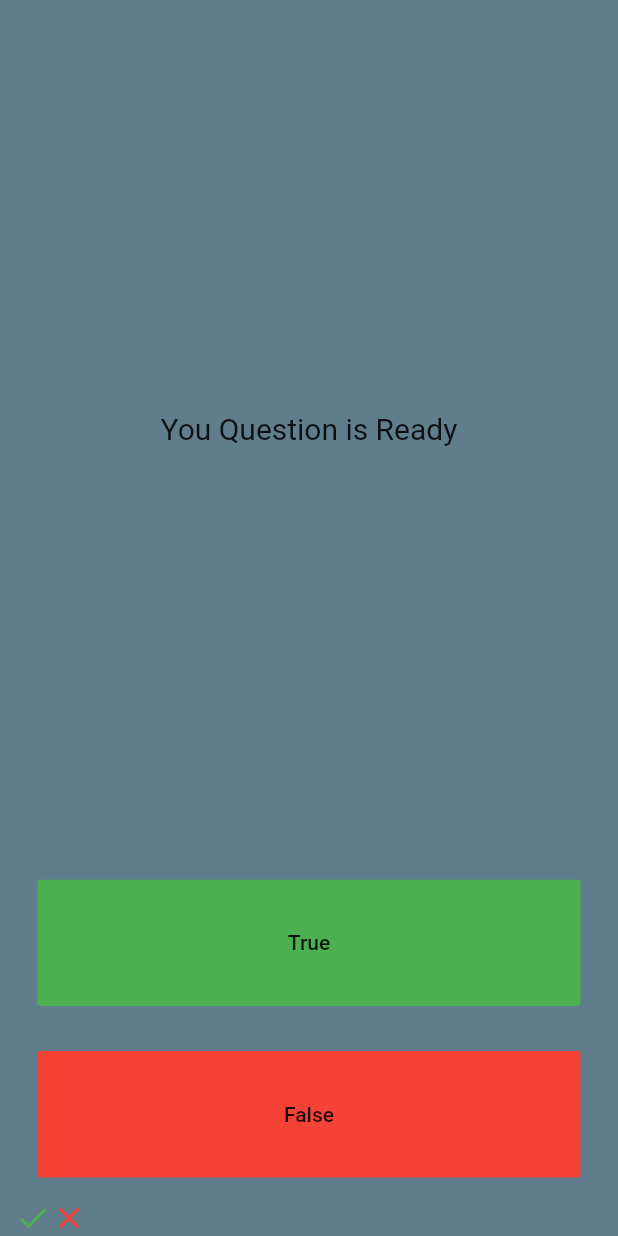
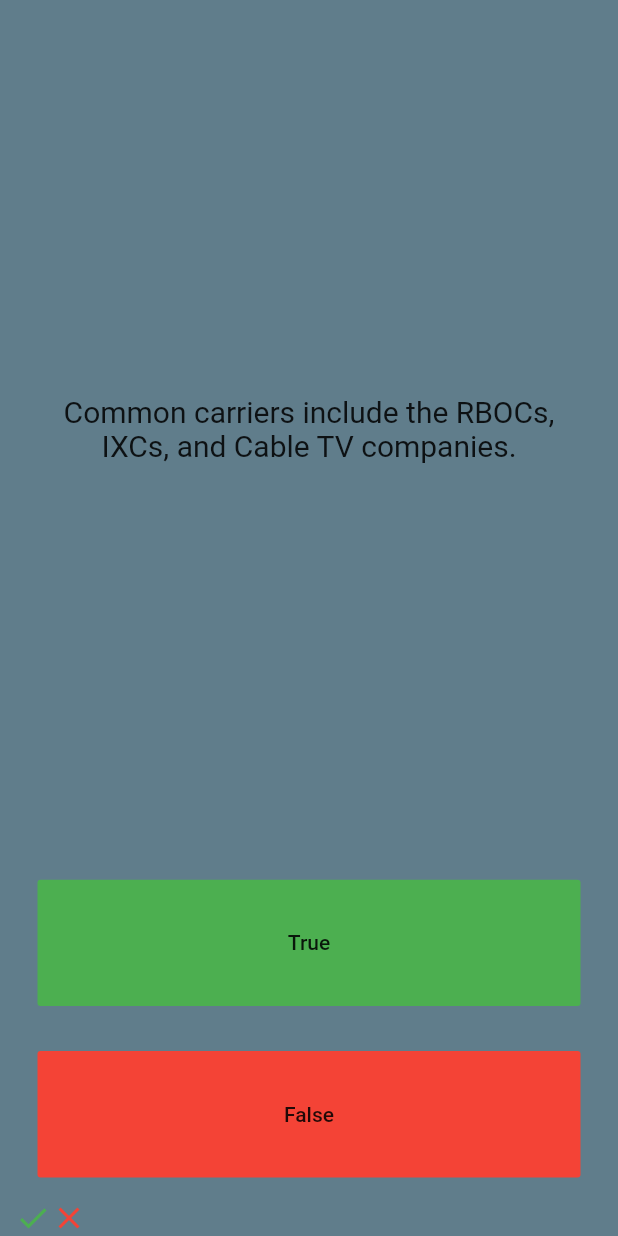
Before and after one commit to Mhsaron/qquiz, a Flutter app: the screen it shows after launch, after a tap on "True", on a phone screen of 412 x 824 dp. Run offline on Flutter 3.47's test engine with Material 2 defaults, Android fonts, the phone set to English and light mode, and no system bars.

Commit message:
button functionality and question and answer

```diff
--- a/lib/main.dart
+++ b/lib/main.dart
@@ -1,4 +1,5 @@
 import 'package:flutter/material.dart';
+import 'dart:math';
 
 void main() {
   runApp(QQuizer());
@@ -28,6 +29,66 @@ class QuizPage extends StatefulWidget {
 }
 
 class _QuizPageState extends State<QuizPage> {
+  List<String> question = [
+    'As the number of ISPs has grown, a new form of network access point called a metropolitan area exchange has emerged.',
+    'Common carriers include the RBOCs, IXCs, and Cable TV companies.',
+    'Common carriers sell or lease communication services and facilities to the public.',
+    'Circuit switched networks run over the public switched telephone networks operated by the common carriers.',
+    'Cloud (as in cloud architecture) means that the design for the common carrier\'s network comes from satellite networks above the clouds.',
+    'A dedicated circuit is usually not available late at nights or on weekends.',
+    'Full mesh networks are inexpensive.',
+    'Full mesh design networks are more common than partial mesh design networks.',
+    'Datagrams are connection-oriented.',
+    'Connectionless routing sets up a TCP connection, or virtual circuit between a sender and receiver.',
+    'Virtual private networks permit users to create permanent virtual circuits, or tunnels, through the Internet.',
+    'National Internet service providers connect together and exchange data at Network Access Points.',
+    'Network access points were originally designed to connect only local ISPs.',
+    'A point of presence is the place at which the ISP provides services to its customers.',
+    'Peering means that a national ISP does not charge another national ISP to transmit its messages.',
+    'Digital Subscriber Line is a family of multipoint technologies.',
+    'The dominant standard for a cable modem is Data over Cable System Interface Specification.',
+    'Internet 2 is the common name for the Abilene network.',
+    'Each of the networks in Internet 2 has a set of access points called terapops.',
+    'Security on a network not only means being able to prevent a hacker from breaking into your computer but also includes being able to recover from temporary service problems or from natural disasters.',
+    'The rise of the Internet has increased significantly the potential vulnerability of an organization\'s assets.',
+    'Confidentiality is not a threat to business continuity.',
+    'Intrusion refers to confidentiality and integrity of data.',
+    'A control spreadsheet lists threats to the network across the top of the spreadsheet and lists the network assets down the side of the sheet.',
+    'A threat to the data communications network is any potential adverse occurrence that can do harm, interrupt the systems using the network, or cause a monetary loss to the organization.',
+    'Companies have learned that threats from hacking from its own employees occur about as often as by outsiders.',
+    'A NAT proxy server uses an address table to translate private IP addresses used inside the organization into proxy data link layer addressed used on the Internet.',
+  ];
+  List<bool> answer = [
+    true,
+    true,
+    true,
+    true,
+    false,
+    false,
+    false,
+    false,
+    false,
+    false,
+    true,
+    true,
+    false,
+    true,
+    true,
+    false,
+    true,
+    true,
+    false,
+    true,
+    true,
+    false,
+    true,
+    true,
+    true,
+    true,
+    true,
+  ];
+  int qn = 0;
+
   @override
   Widget build(BuildContext context) {
     return Column(
@@ -40,7 +101,7 @@ class _QuizPageState extends State<QuizPage> {
             child: Padding(
               padding: const EdgeInsets.all(8.0),
               child: Text(
-                'You Question is Ready',
+                question[qn],
                 textAlign: TextAlign.center,
                 style: TextStyle(fontSize: 20.0, color: Colors.black87),
               ),
@@ -52,7 +113,18 @@ class _QuizPageState extends State<QuizPage> {
             padding: const EdgeInsets.all(15.0),
             child: FlatButton(
               color: Colors.green,
-              onPressed: () {},
+              onPressed: () {
+                bool correctAnswer = answer[qn];
+                if (correctAnswer == true) {
+                  print('Right');
+                } else {
+                  print('wrong');
+                }
+                setState(() {
+                  qn++;
+                });
+                print(qn);
+              },
               child: Text('True'),
             ),
           ),
@@ -62,7 +134,18 @@ class _QuizPageState extends State<QuizPage> {
             padding: const EdgeInsets.all(15.0),
             child: FlatButton(
               color: Colors.red,
-              onPressed: () {},
+              onPressed: () {
+                bool correctAnswer = answer[qn];
+                if (correctAnswer == false) {
+                  print('Right');
+                } else {
+                  print('wrong');
+                }
+                setState(() {
+                  qn++;
+                });
+                print(qn);
+              },
               child: Text('False'),
             ),
           ),
```
